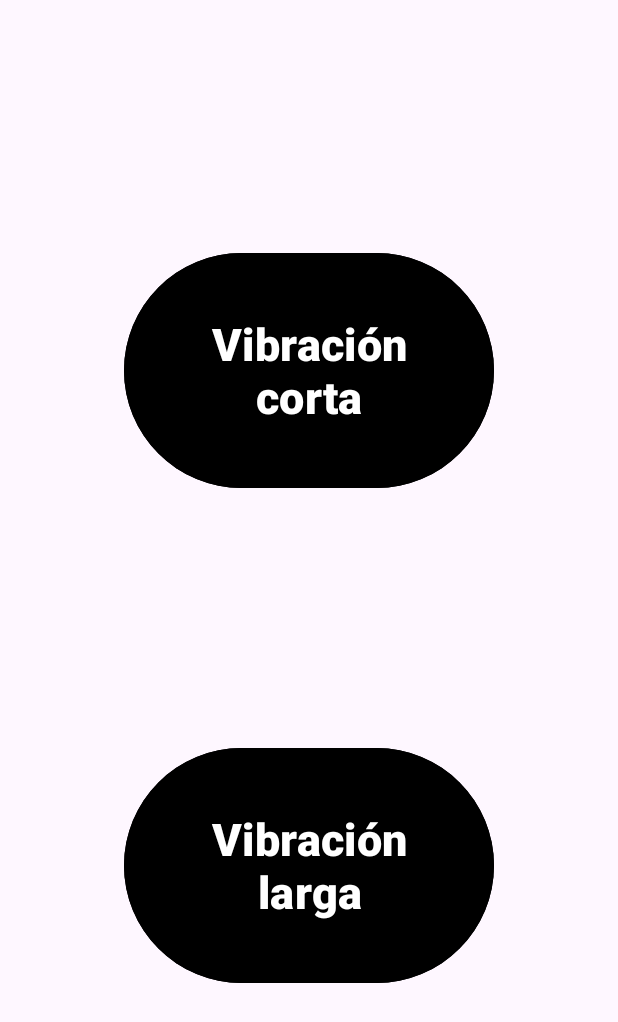
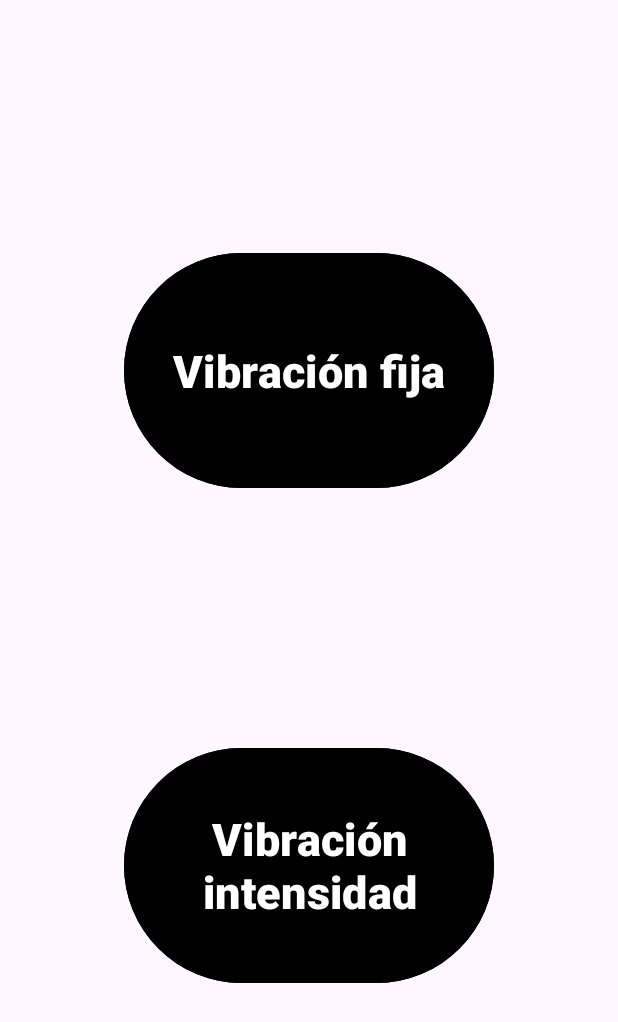
Before and after one commit to Neklof1982/android-09-vibracion-java, an Android app: the screen it shows after launch (MainActivity), on a phone screen of 412 x 824 dp. Shown: the top 1022 px of the screen. Run offline under Robolectric (Android 15) with nearby library versions, the phone set to English and light mode, and no system bars.

Commit message:
Botçon corto con vibración fija Botón largo con vibración intensidad

```diff
--- a/app/src/main/java/com/example/a09_practica_patronesvibracion/MainActivity.java
+++ b/app/src/main/java/com/example/a09_practica_patronesvibracion/MainActivity.java
@@ -1,6 +1,10 @@
 package com.example.a09_practica_patronesvibracion;
 
+import android.content.Context;
+import android.os.Build;
 import android.os.Bundle;
+import android.os.VibrationEffect;
+import android.os.Vibrator;
 import android.view.View;
 import android.widget.Button;
 
@@ -19,20 +23,60 @@ import androidx.core.view.WindowInsetsCompat;
 
 public class MainActivity extends AppCompatActivity {
 
+
+
     @Override
     protected void onCreate(Bundle savedInstanceState) {
         super.onCreate(savedInstanceState);
         EdgeToEdge.enable(this);
         setContentView(R.layout.activity_main);
 
+        Vibrator vibrator = (Vibrator) getSystemService(Context.VIBRATOR_SERVICE);
+
         // Dos botones de prueba
         Button buttonCorto = findViewById(R.id.buttonCorto);
         Button buttonLargo = findViewById(R.id.buttonLargo);
 
 
+        /**
+         * Para vibración fija y variable en el tiempo
+         */
         buttonCorto.setOnClickListener(new View.OnClickListener() {
             @Override
             public void onClick(View view) {
+                //Vibración en milisegundos
+
+                //Por ejemplo 1000 milisegundos es 1 segundo
+                vibrator.vibrate(1000);
+            }
+        });
+
+
+        /**
+         * Variando Intensidad y tiempo fijo y variable
+         */
+        buttonLargo.setOnClickListener(new View.OnClickListener() {
+            @Override
+            public void onClick(View view) {
+                //Vibrator vibrator = (Vibrator) getSystemService(Context.VIBRATOR_SERVICE);
+                //Vibración en milisegundos
+                //Oir ehenoki 2000 millisegundos is 2 segndos
+                //vibrator.vibrate(1000);
+
+                if (Build.VERSION.SDK_INT >= Build.VERSION_CODES.O)
+
+                {
+                    long[] time = {0, 100, 0, 100, 0, 100};
+                    int[] amplitude = {0, 50, 0, 100, 0, 150};
+
+                    VibrationEffect vibrationEffect = VibrationEffect.createWaveform(time, amplitude, -1 /*-1 No repeat*/);
+
+                    vibrator.vibrate(vibrationEffect);
+                }
+                else
+                {
+                    vibrator.vibrate(1000);
+                }
 
 
 
--- a/app/src/main/res/layout/activity_main.xml
+++ b/app/src/main/res/layout/activity_main.xml
@@ -67,7 +67,7 @@
         android:id="@+id/buttonCorto"
         android:layout_width="0dp"
         android:layout_height="0dp"
-        android:text="Vibración corta"
+        android:text="Vibración fija"
         android:textSize="30dp"
         android:textAlignment="center"
         android:textStyle="bold"
@@ -81,7 +81,7 @@
         android:id="@+id/buttonLargo"
         android:layout_width="0dp"
         android:layout_height="0dp"
-        android:text="Vibración larga"
+        android:text="Vibración intensidad"
         android:textSize="30dp"
         android:textAlignment="center"
         android:textStyle="bold"
```
